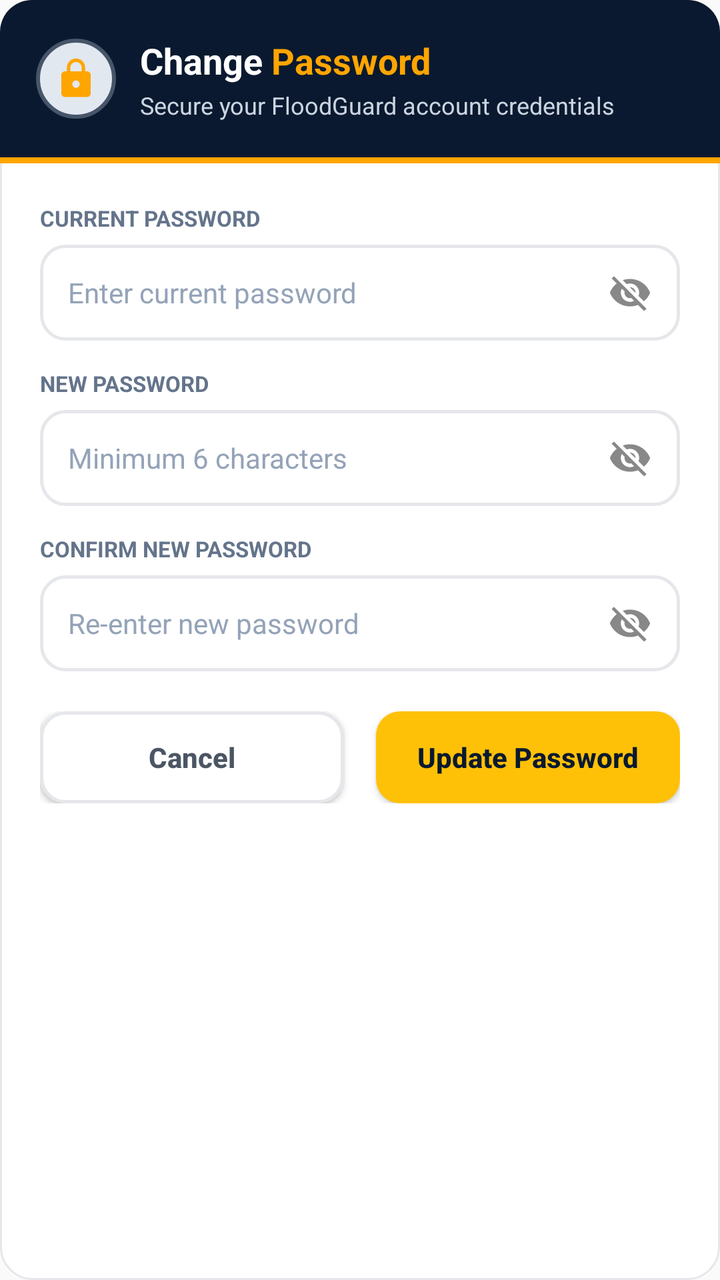
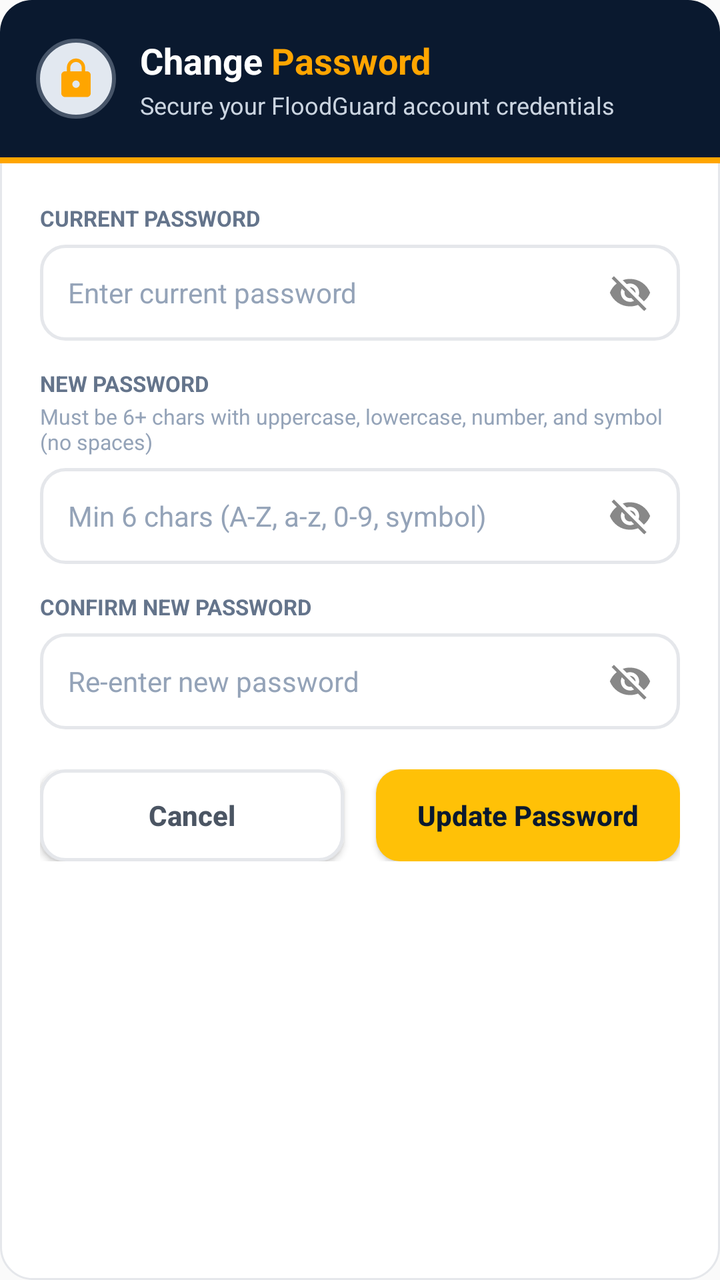

The first picture is an Android layout as it rendered before a commit; the second is the same layout after the commit. The layout source and the unified diff follow.
<!-- AndroidManifest.xml: application theme Theme.FloodGuard -->
<!-- res/layout/dialog_change_password.xml -->
<?xml version="1.0" encoding="utf-8"?>
<LinearLayout xmlns:android="http://schemas.android.com/apk/res/android"
    android:layout_width="match_parent"
    android:layout_height="wrap_content"
    android:background="@drawable/dropdown_menu_bg"
    android:orientation="vertical">

    
    <LinearLayout
        android:layout_width="match_parent"
        android:layout_height="wrap_content"
        android:background="@drawable/dialog_header_bg"
        android:gravity="center_vertical"
        android:orientation="horizontal"
        android:padding="18dp">

        <ImageView
            android:layout_width="40dp"
            android:layout_height="40dp"
            android:background="@drawable/circle_avatar_bg"
            android:padding="9dp"
            android:src="@drawable/ic_lock"
            android:contentDescription="Change Password" />

        <LinearLayout
            android:layout_width="0dp"
            android:layout_height="wrap_content"
            android:layout_marginStart="12dp"
            android:layout_weight="1"
            android:orientation="vertical">

            <LinearLayout
                android:layout_width="wrap_content"
                android:layout_height="wrap_content"
                android:orientation="horizontal">

                <TextView
                    android:layout_width="wrap_content"
                    android:layout_height="wrap_content"
                    android:text="Change "
                    android:textColor="@android:color/white"
                    android:textSize="18sp"
                    android:textStyle="bold" />

                <TextView
                    android:layout_width="wrap_content"
                    android:layout_height="wrap_content"
                    android:text="Password"
                    android:textColor="#FFA500"
                    android:textSize="18sp"
                    android:textStyle="bold" />
            </LinearLayout>

            <TextView
                android:layout_width="wrap_content"
                android:layout_height="wrap_content"
                android:layout_marginTop="2dp"
                android:text="Secure your FloodGuard account credentials"
                android:textColor="#CBD5E1"
                android:textSize="12sp" />
        </LinearLayout>
    </LinearLayout>

    
    <View
        android:layout_width="match_parent"
        android:layout_height="3dp"
        android:background="#FFA500" />

    
    <LinearLayout
        android:layout_width="match_parent"
        android:layout_height="wrap_content"
        android:orientation="vertical"
        android:padding="20dp">

        <TextView
            android:layout_width="wrap_content"
            android:layout_height="wrap_content"
            android:layout_marginBottom="6dp"
            android:text="CURRENT PASSWORD"
            android:textColor="#64748B"
            android:textSize="11sp"
            android:textStyle="bold" />

        <RelativeLayout
            android:layout_width="match_parent"
            android:layout_height="wrap_content"
            android:layout_marginBottom="14dp">

            <EditText
                android:id="@+id/dialogCurrentPassInput"
                android:layout_width="match_parent"
                android:layout_height="48dp"
                android:background="@drawable/search_bg"
                android:hint="Enter current password"
                android:inputType="textPassword"
                android:paddingStart="14dp"
                android:paddingEnd="46dp"
                android:textColor="@color/text_primary"
                android:textColorHint="#94A3B8"
                android:textSize="14sp" />

            <ImageView
                android:id="@+id/toggleCurrentPassVisibility"
                android:layout_width="26dp"
                android:layout_height="26dp"
                android:layout_alignParentEnd="true"
                android:layout_centerVertical="true"
                android:layout_marginEnd="12dp"
                android:clickable="true"
                android:contentDescription="Toggle Current Password Visibility"
                android:focusable="true"
                android:padding="2dp"
                android:src="@drawable/ic_visibility_off" />
        </RelativeLayout>

        <TextView
            android:layout_width="wrap_content"
            android:layout_height="wrap_content"
            android:layout_marginBottom="6dp"
            android:text="NEW PASSWORD"
            android:textColor="#64748B"
            android:textSize="11sp"
            android:textStyle="bold" />

        <RelativeLayout
            android:layout_width="match_parent"
            android:layout_height="wrap_content"
            android:layout_marginBottom="14dp">

            <EditText
                android:id="@+id/dialogNewPassInput"
                android:layout_width="match_parent"
                android:layout_height="48dp"
                android:background="@drawable/search_bg"
                android:hint="Minimum 6 characters"
                android:inputType="textPassword"
                android:paddingStart="14dp"
                android:paddingEnd="46dp"
                android:textColor="@color/text_primary"
                android:textColorHint="#94A3B8"
                android:textSize="14sp" />

            <ImageView
                android:id="@+id/toggleNewPassVisibility"
                android:layout_width="26dp"
                android:layout_height="26dp"
                android:layout_alignParentEnd="true"
                android:layout_centerVertical="true"
                android:layout_marginEnd="12dp"
                android:clickable="true"
                android:contentDescription="Toggle New Password Visibility"
                android:focusable="true"
                android:padding="2dp"
                android:src="@drawable/ic_visibility_off" />
        </RelativeLayout>

        <TextView
            android:layout_width="wrap_content"
            android:layout_height="wrap_content"
            android:layout_marginBottom="6dp"
            android:text="CONFIRM NEW PASSWORD"
            android:textColor="#64748B"
            android:textSize="11sp"
            android:textStyle="bold" />

        <RelativeLayout
            android:layout_width="match_parent"
            android:layout_height="wrap_content"
            android:layout_marginBottom="20dp">

            <EditText
                android:id="@+id/dialogConfirmPassInput"
                android:layout_width="match_parent"
                android:layout_height="48dp"
                android:background="@drawable/search_bg"
                android:hint="Re-enter new password"
                android:inputType="textPassword"
                android:paddingStart="14dp"
                android:paddingEnd="46dp"
                android:textColor="@color/text_primary"
                android:textColorHint="#94A3B8"
                android:textSize="14sp" />

            <ImageView
                android:id="@+id/toggleConfirmPassVisibility"
                android:layout_width="26dp"
                android:layout_height="26dp"
                android:layout_alignParentEnd="true"
                android:layout_centerVertical="true"
                android:layout_marginEnd="12dp"
                android:clickable="true"
                android:contentDescription="Toggle Confirm Password Visibility"
                android:focusable="true"
                android:padding="2dp"
                android:src="@drawable/ic_visibility_off" />
        </RelativeLayout>

        
        <LinearLayout
            android:layout_width="match_parent"
            android:layout_height="wrap_content"
            android:orientation="horizontal">

            <Button
                android:id="@+id/btnPasswordCancel"
                android:layout_width="0dp"
                android:layout_height="46dp"
                android:layout_marginEnd="8dp"
                android:layout_weight="1"
                android:background="@drawable/btn_severity_default"
                android:text="Cancel"
                android:textAllCaps="false"
                android:textColor="#4B5563"
                android:textSize="14sp"
                android:textStyle="bold" />

            <Button
                android:id="@+id/btnPasswordSave"
                android:layout_width="0dp"
                android:layout_height="46dp"
                android:layout_marginStart="8dp"
                android:layout_weight="1"
                android:background="@drawable/btn_yellow"
                android:text="Update Password"
                android:textAllCaps="false"
                android:textColor="#0A192F"
                android:textSize="14sp"
                android:textStyle="bold" />
        </LinearLayout>

    </LinearLayout>

</LinearLayout>
<!-- resources referenced by this layout -->
<resources>
  <color name="text_primary">#111827</color>
  <!-- drawable btn_severity_default (drawable) -->
  <?xml version="1.0" encoding="utf-8"?>
  <shape xmlns:android="http://schemas.android.com/apk/res/android"
      android:shape="rectangle">
      <solid android:color="@color/card_bg" />
      <corners android:radius="12dp" />
      <stroke
          android:width="1.5dp"
          android:color="@color/card_stroke" />
  </shape>
  <!-- drawable btn_yellow (drawable) -->
  <?xml version="1.0" encoding="utf-8"?>
  <shape xmlns:android="http://schemas.android.com/apk/res/android"
      android:shape="rectangle">
      <solid android:color="#FFC107" />
      <corners android:radius="12dp" />
  </shape>
  <!-- drawable circle_avatar_bg (drawable) -->
  <?xml version="1.0" encoding="utf-8"?>
  <shape xmlns:android="http://schemas.android.com/apk/res/android"
      android:shape="oval">
      <solid android:color="#E2E8F0" />
      <stroke
          android:width="2dp"
          android:color="#475569" />
  </shape>
  <!-- drawable dialog_header_bg (drawable) -->
  <?xml version="1.0" encoding="utf-8"?>
  <shape xmlns:android="http://schemas.android.com/apk/res/android"
      android:shape="rectangle">
      <solid android:color="#0A192F" />
      <corners
          android:topLeftRadius="16dp"
          android:topRightRadius="16dp"
          android:bottomLeftRadius="0dp"
          android:bottomRightRadius="0dp" />
  </shape>
  <!-- drawable dropdown_menu_bg (drawable) -->
  <?xml version="1.0" encoding="utf-8"?>
  <shape xmlns:android="http://schemas.android.com/apk/res/android"
      android:shape="rectangle">
      <solid android:color="#FFFFFF" />
      <corners android:radius="16dp" />
      <stroke
          android:width="1dp"
          android:color="#E5E7EB" />
  </shape>
  <!-- drawable ic_lock (drawable) -->
  <?xml version="1.0" encoding="utf-8"?>
  <vector xmlns:android="http://schemas.android.com/apk/res/android"
      android:width="24dp"
      android:height="24dp"
      android:viewportWidth="24"
      android:viewportHeight="24">
      <path
          android:fillColor="#FFA500"
          android:pathData="M18,8h-1V6c0,-2.76 -2.24,-5 -5,-5S7,3.24 7,6v2H6c-1.1,0 -2,0.9 -2,2v10c0,1.1 0.9,2 2,2h12c1.1,0 2,-0.9 2,-2V10c0,-1.1 -0.9,-2 -2,-2zM12,17c-1.1,0 -2,-0.9 -2,-2s0.9,-2 2,-2 2,0.9 2,2 -0.9,2 -2,2zM15.1,8H8.9V6c0,-1.71 1.39,-3.1 3.1,-3.1 1.71,0 3.1,1.39 3.1,3.1v2z" />
  </vector>
  <!-- drawable ic_visibility_off (drawable) -->
  <vector xmlns:android="http://schemas.android.com/apk/res/android"
      android:width="24dp"
      android:height="24dp"
      android:viewportWidth="24"
      android:viewportHeight="24">
      <path
          android:fillColor="#888888"
          android:pathData="M12,7c2.76,0 5,2.24 5,5 0,0.65 -0.13,1.26 -0.36,1.82l2.92,2.92c1.51,-1.26 2.7,-2.89 3.44,-4.74 -1.73,-4.39 -6,-7.5 -11,-7.5 -1.4,0 -2.74,0.25 -3.98,0.7l2.16,2.16C10.74,7.13 11.35,7 12,7zM2,4.27l2.28,2.28 0.46,0.46C3.08,8.3 1.78,10.02 1,12c1.73,4.39 6,7.5 11,7.5 1.55,0 3.03,-0.3 4.38,-0.84l0.42,0.42L19.73,22 21,20.73 3.27,3 2,4.27zM7.53,9.8l1.55,1.55c-0.05,0.21 -0.08,0.43 -0.08,0.65 0,1.66 1.34,3 3,3 0.22,0 0.44,-0.03 0.65,-0.08l1.55,1.55c-0.67,0.33 -1.41,0.53 -2.2,0.53 -2.76,0 -5,-2.24 -5,-5 0,-0.79 0.2,-1.53 0.53,-2.2zm4.31,-0.78l3.15,3.15 0.02,-0.16c0,-1.66 -1.34,-3 -3,-3l-0.17,0.01z"/>
  </vector>
  <!-- drawable search_bg (drawable) -->
  <?xml version="1.0" encoding="utf-8"?>
  <shape xmlns:android="http://schemas.android.com/apk/res/android"
      android:shape="rectangle">
      <solid android:color="@color/card_bg" />
      <corners android:radius="12dp" />
      <stroke
          android:width="1.5dp"
          android:color="@color/card_stroke" />
  </shape>
  <style name="Theme.FloodGuard" parent="Theme.AppCompat.DayNight.NoActionBar">
          <item name="windowActionBar">false</item>
          <item name="windowNoTitle">true</item>
      </style>
  <color name="card_bg">#FFFFFF</color>
  <color name="card_stroke">#E5E7EB</color>
</resources>

<!-- the commit's change to res/layout/dialog_change_password.xml (unified diff, before → after) -->
@@ -118,11 +118,19 @@
         <TextView
             android:layout_width="wrap_content"
             android:layout_height="wrap_content"
-            android:layout_marginBottom="6dp"
+            android:layout_marginBottom="2dp"
             android:text="NEW PASSWORD"
             android:textColor="#64748B"
             android:textSize="11sp"
             android:textStyle="bold" />
+
+        <TextView
+            android:layout_width="wrap_content"
+            android:layout_height="wrap_content"
+            android:layout_marginBottom="6dp"
+            android:text="Must be 6+ chars with uppercase, lowercase, number, and symbol (no spaces)"
+            android:textColor="#94A3B8"
+            android:textSize="10.5sp" />
 
         <RelativeLayout
             android:layout_width="match_parent"
@@ -134,7 +142,7 @@
                 android:layout_width="match_parent"
                 android:layout_height="48dp"
                 android:background="@drawable/search_bg"
-                android:hint="Minimum 6 characters"
+                android:hint="Min 6 chars (A-Z, a-z, 0-9, symbol)"
                 android:inputType="textPassword"
                 android:paddingStart="14dp"
                 android:paddingEnd="46dp"
